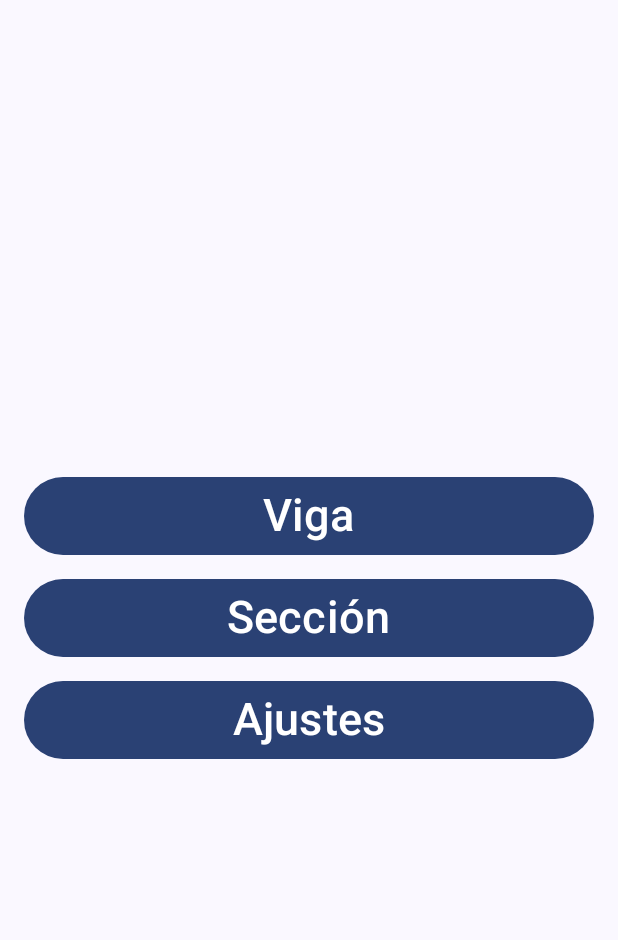
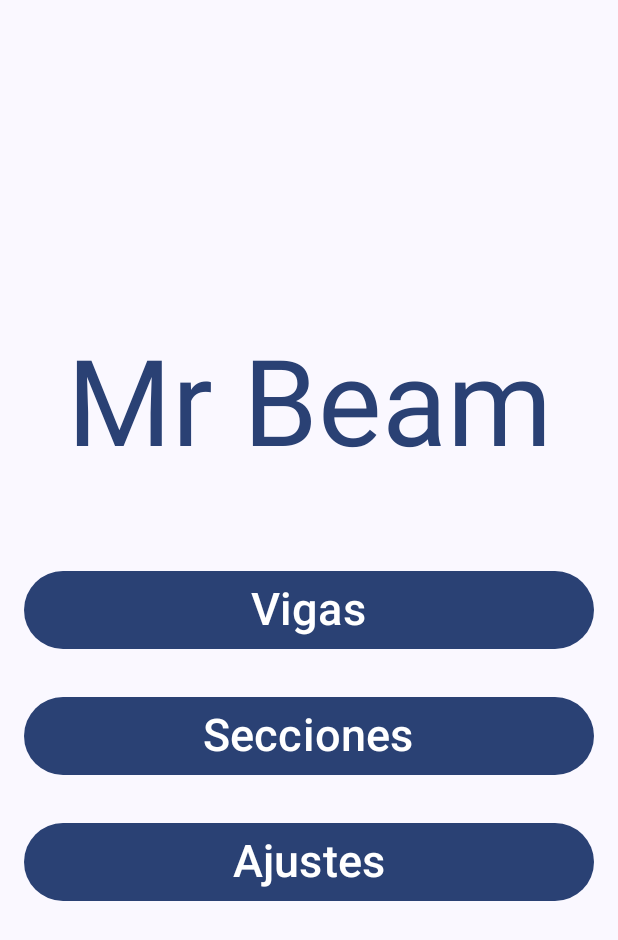
Before and after one commit to rlibanez/mr-beam, an Android app built with Jetpack Compose: the screen it shows after launch (MainActivity), on a phone screen of 412 x 824 dp. Shown: the top 940 px of the screen. Run offline under Robolectric (Android 15) with nearby library versions, the phone set to English and light mode, and no system bars.

Commit message:
Modify Principal screen

```diff
--- a/app/src/main/java/com/rlibanez/mrbeam/ui/principal/PrincipalActivity.kt
+++ b/app/src/main/java/com/rlibanez/mrbeam/ui/principal/PrincipalActivity.kt
@@ -15,6 +15,7 @@ import androidx.compose.material3.Text
 import androidx.compose.runtime.Composable
 import androidx.compose.ui.Alignment
 import androidx.compose.ui.Modifier
+import androidx.compose.ui.text.TextStyle
 import androidx.compose.ui.tooling.preview.Preview
 import androidx.compose.ui.unit.dp
 import androidx.compose.ui.unit.sp
@@ -31,16 +32,22 @@ fun PrincipalActivity(navController: NavHostController) {
         horizontalAlignment = Alignment.CenterHorizontally,
         verticalArrangement = Arrangement.Center
     ) {
+        Text(
+            text = "Mr Beam",
+            style = TextStyle(fontSize = 80.sp),
+            color = MaterialTheme.colorScheme.primary
+        )
+        Spacer(modifier = Modifier.height(64.dp))
         Button(modifier = Modifier.fillMaxWidth(),
             onClick = { navController.navigate("beam") }) {
-            Text(text = "Viga", fontSize = 30.sp)
+            Text(text = "Vigas", fontSize = 30.sp)
         }
-        Spacer(modifier = Modifier.height(16.dp))
+        Spacer(modifier = Modifier.height(32.dp))
         Button(modifier = Modifier.fillMaxWidth(),
             onClick = { navController.navigate("sections") }) {
-            Text(text = "Sección", fontSize = 30.sp)
+            Text(text = "Secciones", fontSize = 30.sp)
         }
-        Spacer(modifier = Modifier.height(16.dp))
+        Spacer(modifier = Modifier.height(32.dp))
         Button(modifier = Modifier.fillMaxWidth(),
             onClick = { navController.navigate("settings") }) {
             Text(text = "Ajustes", fontSize = 30.sp)
```
